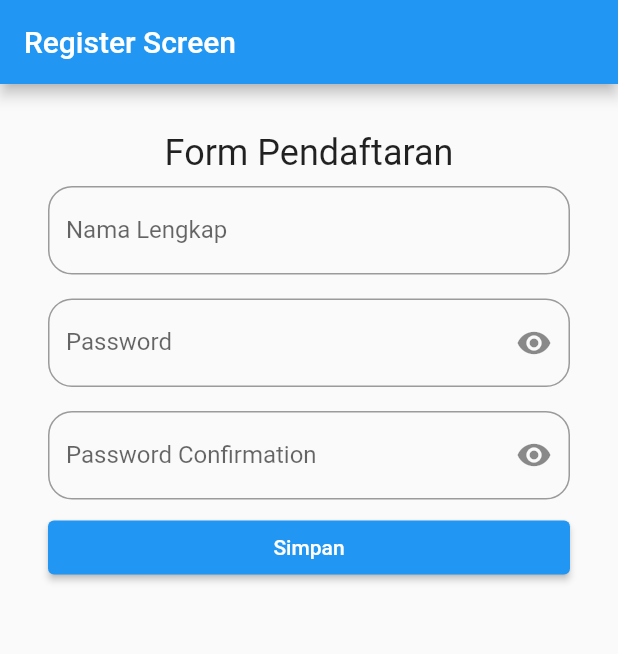
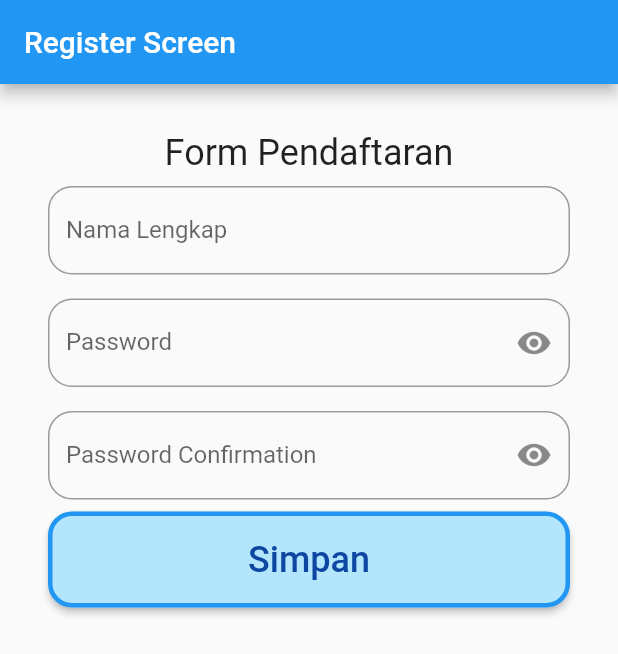
Before and after one commit to imaldi/learn_flutter_with_aim2u, a Flutter app: the screen it shows after launch, on a phone screen of 412 x 824 dp. Shown: the top 654 px of the screen. Run offline on Flutter 3.47's test engine with Material 2 defaults, Android fonts, the phone set to English and light mode, and no system bars.

Commit message:
done refactoring button

```diff
--- a/lib/screens/register_screen.dart
+++ b/lib/screens/register_screen.dart
@@ -84,7 +84,8 @@ class _RegisterScreenState extends State<RegisterScreen> {
                           setState(() {
                             obscurePasswordText = !obscurePasswordText;
                           });
-                        },),
+                        },
+                      ),
                     ),
                     obscureText: obscurePasswordText,
                   ),
@@ -101,21 +102,36 @@ class _RegisterScreenState extends State<RegisterScreen> {
                           setState(() {
                             obscurePasswordText = !obscurePasswordText;
                           });
-                      },),
+                        },
+                      ),
                     ),
                     obscureText: obscurePasswordText,
                   ),
-                  Row(
+                  Flexible(
+                    child: Row(
                       children: [
                         Expanded(
                           child: ElevatedButton(
                               onPressed: () {
                                 checkForm();
                               },
-                            child: Text('Simpan')),
+                              style: ElevatedButton.styleFrom(
+                                  primary: Colors.lightBlue[100],
+                                  shape: RoundedRectangleBorder(
+                                    borderRadius:
+                                        BorderRadius.circular(sizeMedium),
+                                  ),
+                                  side: const BorderSide(
+                                      width: 3, color: Colors.blue),
+                                  minimumSize: Size(MediaQuery.of(context).size.width / 2, sizeHuge * 2)
+                              ),
+                              child: Text('Simpan',style: TextStyle(
+                                  fontSize: sizeBig,
+                                  color: Colors.blue[900]))),
                         ),
                       ],
-                  )
+                    ),
+                  ),
                 ],
               )),
         )));
```
Lines whose indentation alone changed are shown as unchanged.
